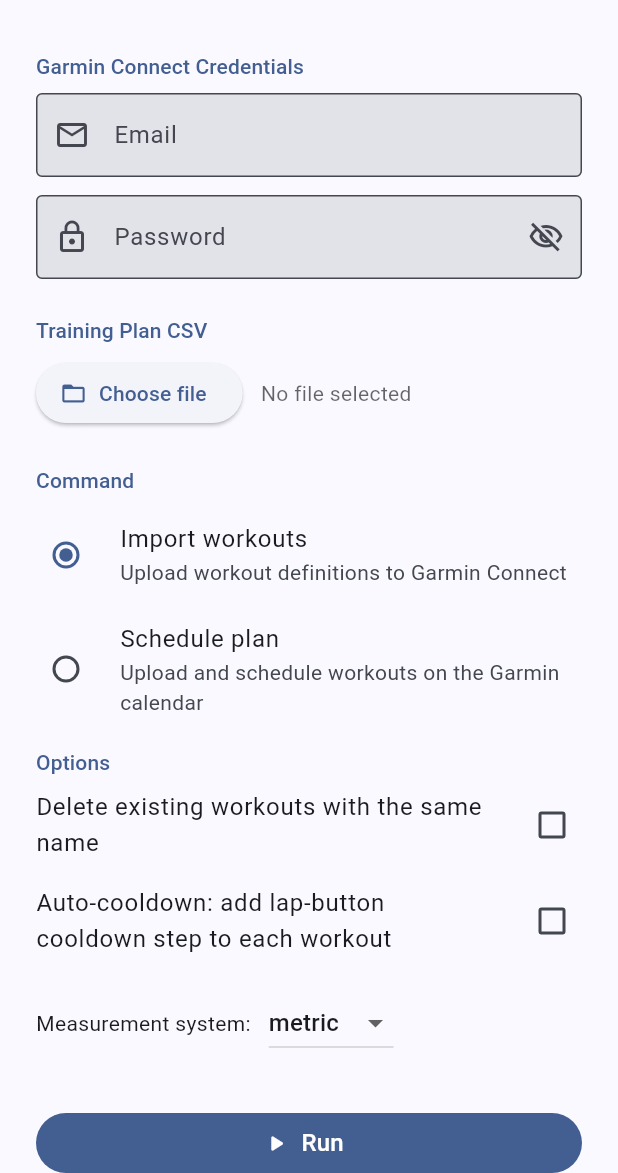
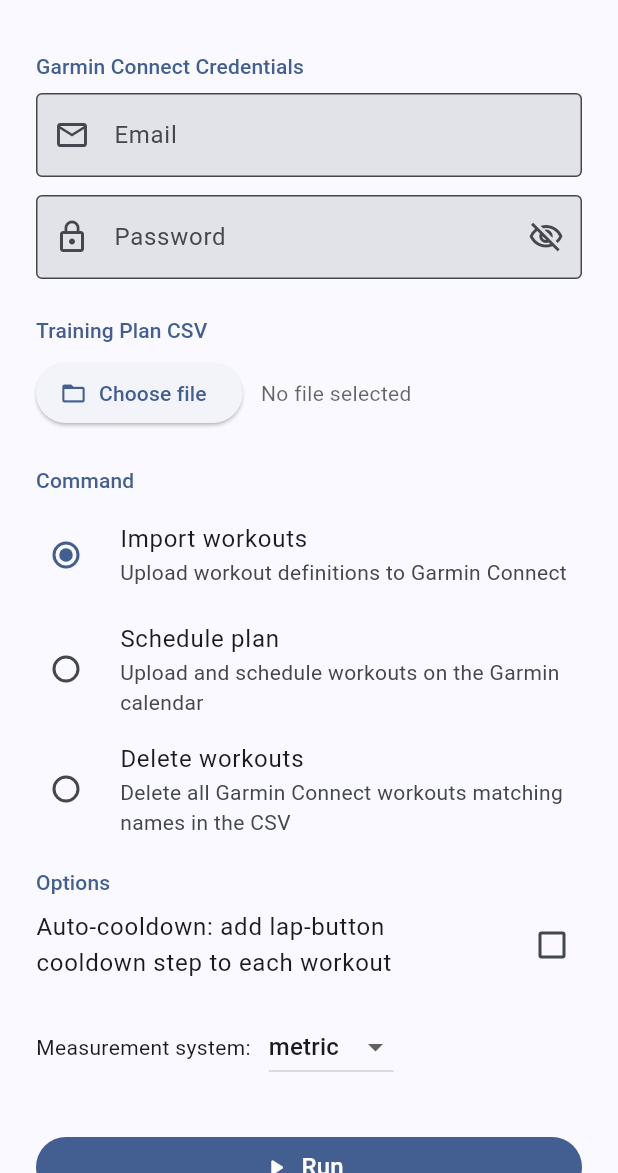
Before and after one commit to djpnewton/quick-plan-dart, a Flutter app: the screen it shows after launch, on a phone screen of 412 x 824 dp, the part 63-1236 px from its top. Run offline on Flutter 3.47's test engine with Material 3 defaults, Android fonts, the phone set to English and light mode, and no system bars; our stand-ins replace csv, file_picker, shared_preferences.

Commit message:
make delete its own command

```diff
--- a/lib/src/ui/run_state.dart
+++ b/lib/src/ui/run_state.dart
@@ -8,7 +8,7 @@
 import '../core/model/weekly_plan.dart';
 import '../core/model/workout.dart';
 
-enum RunMode { import, schedule }
+enum RunMode { import, schedule, delete }
 
 /// Operation state shared between HomeScreen and RunScreen.
 /// Holds only what RunScreen needs to display; config is passed into run().
@@ -41,7 +41,6 @@
     required String password,
     required Uint8List csvBytes,
     required RunMode runMode,
-    required bool deleteExisting,
     required bool autoCooldown,
     required MeasurementSystem measurementSystem,
     required DateTime? startDate,
@@ -59,7 +58,6 @@
         password: password,
         csvBytes: csvBytes,
         runMode: runMode,
-        deleteExisting: deleteExisting,
         autoCooldown: autoCooldown,
         measurementSystem: measurementSystem,
         startDate: startDate,
@@ -79,7 +77,6 @@
     required String password,
     required Uint8List csvBytes,
     required RunMode runMode,
-    required bool deleteExisting,
     required bool autoCooldown,
     required MeasurementSystem measurementSystem,
     required DateTime? startDate,
@@ -106,20 +103,22 @@
     final client = http.Client();
     try {
       final GarminSession session;
-      final auth = GarminAuth(email, password, client);
+      final auth = GarminAuth(email, password, client, onLog: log);
       log('Logging in to Garmin Connect…');
       session = await auth.login();
       log('Login successful.');
 
       final api = GarminApi(client);
 
-      if (deleteExisting) {
+      if (runMode == RunMode.delete) {
         final deleteCount = await api.deleteWorkouts(
           workouts.map((w) => w.name).toList(),
           session,
           onLog: log,
         );
         log('$deleteCount workout(s) deleted.');
+        log('\nDone.');
+        return;
       }
 
       final garminWorkouts = await api.createWorkouts(
--- a/lib/src/ui/screens/home_screen.dart
+++ b/lib/src/ui/screens/home_screen.dart
@@ -43,7 +43,6 @@
   bool _csvMissing = false;
   bool _dateMissing = false;
   RunMode _mode = RunMode.import;
-  bool _deleteExisting = false;
   bool _autoCooldown = false;
   MeasurementSystem _measurementSystem = MeasurementSystem.metric;
   DateTime? _startDate;
@@ -201,6 +200,14 @@
                   ),
                   value: RunMode.schedule,
                 ),
+                RadioListTile<RunMode>(
+                  contentPadding: EdgeInsets.zero,
+                  title: const Text('Delete workouts'),
+                  subtitle: const Text(
+                    'Delete all Garmin Connect workouts matching names in the CSV',
+                  ),
+                  value: RunMode.delete,
+                ),
               ],
             ),
           ),
@@ -242,12 +249,6 @@
 
           // ── Options ───────────────────────────────────────────────────────
           _SectionHeader('Options'),
-          CheckboxListTile(
-            contentPadding: EdgeInsets.zero,
-            title: const Text('Delete existing workouts with the same name'),
-            value: _deleteExisting,
-            onChanged: (v) => setState(() => _deleteExisting = v ?? false),
-          ),
           CheckboxListTile(
             contentPadding: EdgeInsets.zero,
             title: const Text(
@@ -311,7 +312,6 @@
       password: _passwordController.text,
       csvBytes: _csvBytes!,
       runMode: _mode,
-      deleteExisting: _deleteExisting,
       autoCooldown: _autoCooldown,
       measurementSystem: _measurementSystem,
       startDate: _startDate,
```
